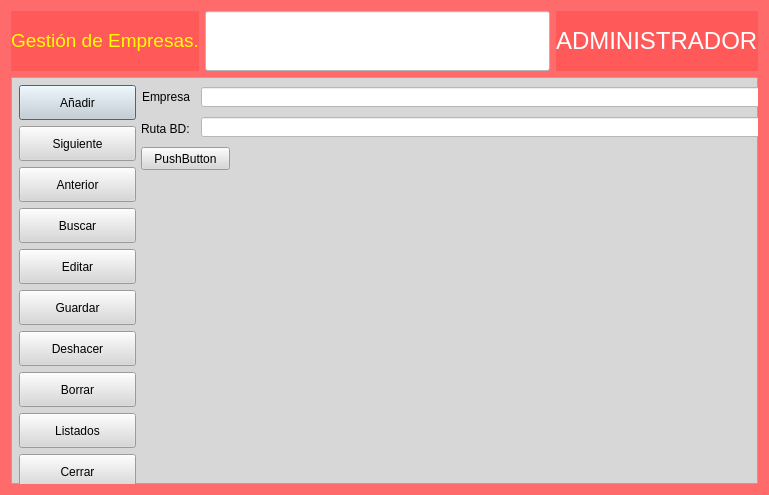
arcnexus/RedFoX, file frmempresas.ui: the form before one commit.
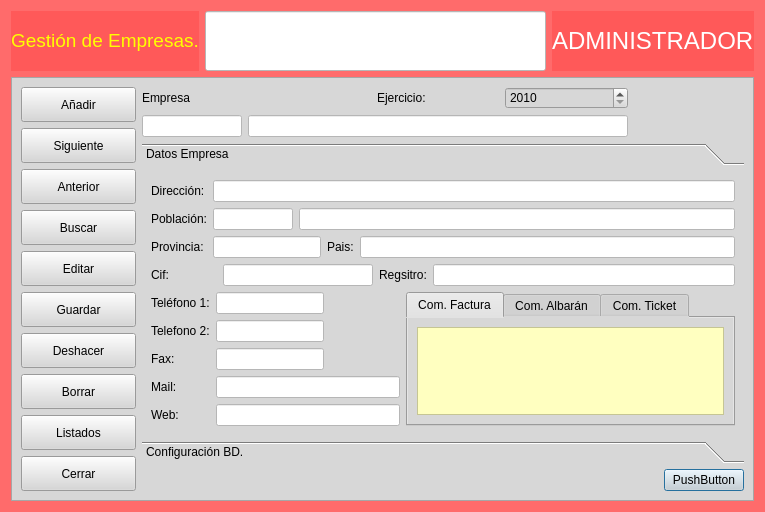
The form after the commit. Icons and pictures are not drawn.

Commit message: Creacion formulario empresas

```diff
--- a/frmempresas.ui
+++ b/frmempresas.ui
@@ -6,8 +6,8 @@
    <rect>
     <x>0</x>
     <y>0</y>
-    <width>769</width>
-    <height>495</height>
+    <width>765</width>
+    <height>498</height>
    </rect>
   </property>
   <property name="windowTitle">
@@ -64,67 +64,95 @@
      <property name="frameShadow">
       <enum>QFrame::Raised</enum>
      </property>
+     <layout class="QGridLayout" name="gridLayout_13">
+      <item row="0" column="1" colspan="2">
+       <layout class="QGridLayout" name="gridLayout_6">
+        <item row="0" column="0">
      <widget class="QLabel" name="label_2">
-      <property name="geometry">
-       <rect>
-        <x>131</x>
-        <y>10</y>
-        <width>55</width>
-        <height>20</height>
-       </rect>
-      </property>
       <property name="text">
        <string>Empresa</string>
       </property>
      </widget>
+        </item>
+        <item row="0" column="2">
+         <widget class="QLabel" name="label_24">
+          <property name="text">
+           <string>Ejercicio:</string>
+          </property>
+         </widget>
+        </item>
+        <item row="1" column="0">
+         <widget class="QLineEdit" name="txtcCodigo">
+          <property name="maximumSize">
+           <size>
+            <width>100</width>
+            <height>16777215</height>
+           </size>
+          </property>
+          <property name="styleSheet">
+           <string notr="true">background-color: rgb(255, 255, 255);</string>
+          </property>
+         </widget>
+        </item>
+        <item row="1" column="1" colspan="3">
      <widget class="QLineEdit" name="txtEmpresa">
-      <property name="geometry">
-       <rect>
-        <x>190</x>
-        <y>10</y>
-        <width>561</width>
-        <height>20</height>
-       </rect>
+          <property name="minimumSize">
+           <size>
+            <width>380</width>
+            <height>0</height>
+           </size>
       </property>
       <property name="styleSheet">
        <string notr="true">background-color: rgb(255, 255, 255);</string>
       </property>
      </widget>
-     <widget class="QLineEdit" name="txtRutaBd">
-      <property name="geometry">
-       <rect>
-        <x>190</x>
-        <y>40</y>
-        <width>561</width>
-        <height>20</height>
-       </rect>
-      </property>
-      <property name="styleSheet">
-       <string notr="true">background-color: rgb(255, 255, 255);</string>
-      </property>
-     </widget>
-     <widget class="QLabel" name="label_3">
-      <property name="geometry">
-       <rect>
-        <x>130</x>
-        <y>44</y>
-        <width>53</width>
-        <height>16</height>
-       </rect>
-      </property>
+        </item>
+        <item row="0" column="3">
+         <widget class="QSpinBox" name="txtnEjercicio">
+          <property name="minimum">
+           <number>2010</number>
+          </property>
+          <property name="maximum">
+           <number>2999</number>
+          </property>
+         </widget>
+        </item>
+        <item row="0" column="4">
+         <spacer name="horizontalSpacer_4">
+          <property name="orientation">
+           <enum>Qt::Horizontal</enum>
+          </property>
+          <property name="sizeHint" stdset="0">
+           <size>
+            <width>40</width>
+            <height>20</height>
+           </size>
+          </property>
+         </spacer>
+        </item>
+       </layout>
+      </item>
+      <item row="2" column="2">
+       <widget class="QPushButton" name="pushButton">
       <property name="text">
-       <string>Ruta BD:</string>
-      </property>
-     </widget>
-     <widget class="QWidget" name="layoutWidget">
-      <property name="geometry">
-       <rect>
-        <x>8</x>
-        <y>8</y>
-        <width>117</width>
-        <height>406</height>
-       </rect>
-      </property>
+         <string>PushButton</string>
+        </property>
+       </widget>
+      </item>
+      <item row="2" column="1">
+       <spacer name="horizontalSpacer_2">
+        <property name="orientation">
+         <enum>Qt::Horizontal</enum>
+        </property>
+        <property name="sizeHint" stdset="0">
+         <size>
+          <width>40</width>
+          <height>20</height>
+         </size>
+        </property>
+       </spacer>
+      </item>
+      <item row="0" column="0" rowspan="3">
       <layout class="QGridLayout" name="gridLayout">
        <item row="0" column="0">
         <widget class="QPushButton" name="botAnadir">
@@ -351,20 +379,496 @@
         </widget>
        </item>
       </layout>
-     </widget>
-     <widget class="QPushButton" name="pushButton">
+      </item>
+      <item row="1" column="1" colspan="2">
+       <widget class="QToolBox" name="toolBox">
+        <property name="currentIndex">
+         <number>0</number>
+        </property>
+        <widget class="QWidget" name="page">
+         <property name="geometry">
+          <rect>
+           <x>0</x>
+           <y>0</y>
+           <width>614</width>
+           <height>265</height>
+          </rect>
+         </property>
+         <attribute name="label">
+          <string>Datos Empresa</string>
+         </attribute>
+         <layout class="QGridLayout" name="gridLayout_12">
+          <item row="1" column="4">
+           <widget class="QLineEdit" name="txtcRegistro">
+            <property name="styleSheet">
+             <string notr="true">background-color: rgb(255, 255, 255);</string>
+            </property>
+           </widget>
+          </item>
+          <item row="1" column="0">
+           <widget class="QLabel" name="label_22">
+            <property name="minimumSize">
+             <size>
+              <width>66</width>
+              <height>0</height>
+             </size>
+            </property>
+            <property name="text">
+             <string>Cif:</string>
+            </property>
+           </widget>
+          </item>
+          <item row="2" column="0" colspan="3">
+           <layout class="QGridLayout" name="gridLayout_7">
+            <item row="0" column="1">
+             <widget class="QLineEdit" name="txtcTelefono1">
+              <property name="styleSheet">
+               <string notr="true">background-color: rgb(255, 255, 255);</string>
+              </property>
+             </widget>
+            </item>
+            <item row="3" column="0">
+             <widget class="QLabel" name="label_20">
+              <property name="text">
+               <string>Mail:</string>
+              </property>
+             </widget>
+            </item>
+            <item row="1" column="1">
+             <widget class="QLineEdit" name="txtcTelefono2">
+              <property name="styleSheet">
+               <string notr="true">background-color: rgb(255, 255, 255);</string>
+              </property>
+             </widget>
+            </item>
+            <item row="1" column="0">
+             <widget class="QLabel" name="label_18">
+              <property name="text">
+               <string>Telefono 2:</string>
+              </property>
+             </widget>
+            </item>
+            <item row="0" column="0">
+             <widget class="QLabel" name="label_17">
+              <property name="text">
+               <string>Teléfono 1:</string>
+              </property>
+             </widget>
+            </item>
+            <item row="4" column="0">
+             <widget class="QLabel" name="label_21">
+              <property name="text">
+               <string>Web:</string>
+              </property>
+             </widget>
+            </item>
+            <item row="2" column="1">
+             <widget class="QLineEdit" name="txtcFax">
+              <property name="styleSheet">
+               <string notr="true">background-color: rgb(255, 255, 255);</string>
+              </property>
+             </widget>
+            </item>
+            <item row="2" column="0">
+             <widget class="QLabel" name="label_19">
+              <property name="text">
+               <string>Fax:</string>
+              </property>
+             </widget>
+            </item>
+            <item row="0" column="2">
+             <spacer name="horizontalSpacer_3">
+              <property name="orientation">
+               <enum>Qt::Horizontal</enum>
+              </property>
+              <property name="sizeHint" stdset="0">
+               <size>
+                <width>40</width>
+                <height>20</height>
+               </size>
+              </property>
+             </spacer>
+            </item>
+            <item row="3" column="1" colspan="2">
+             <widget class="QLineEdit" name="txtcMail">
+              <property name="styleSheet">
+               <string notr="true">background-color: rgb(255, 255, 255);</string>
+              </property>
+             </widget>
+            </item>
+            <item row="4" column="1" colspan="2">
+             <widget class="QLineEdit" name="txtcWeb">
+              <property name="styleSheet">
+               <string notr="true">background-color: rgb(255, 255, 255);</string>
+              </property>
+              <property name="text">
+               <string/>
+              </property>
+             </widget>
+            </item>
+           </layout>
+          </item>
+          <item row="0" column="0" colspan="5">
+           <layout class="QGridLayout" name="gridLayout_8">
+            <item row="1" column="2" colspan="3">
+             <widget class="QLineEdit" name="txtcPoblacion">
+              <property name="styleSheet">
+               <string notr="true">background-color: rgb(255, 255, 255);</string>
+              </property>
+             </widget>
+            </item>
+            <item row="2" column="3">
+             <widget class="QLabel" name="label_16">
+              <property name="text">
+               <string>Pais:</string>
+              </property>
+             </widget>
+            </item>
+            <item row="0" column="1" colspan="4">
+             <widget class="QLineEdit" name="txtcDireccion">
+              <property name="styleSheet">
+               <string notr="true">background-color: rgb(255, 255, 255);</string>
+              </property>
+             </widget>
+            </item>
+            <item row="1" column="1">
+             <widget class="QLineEdit" name="txtcCP">
+              <property name="maximumSize">
+               <size>
+                <width>80</width>
+                <height>16777215</height>
+               </size>
+              </property>
+              <property name="styleSheet">
+               <string notr="true">background-color: rgb(255, 255, 255);</string>
+              </property>
+             </widget>
+            </item>
+            <item row="0" column="0">
+             <widget class="QLabel" name="label_13">
+              <property name="text">
+               <string>Dirección:</string>
+              </property>
+             </widget>
+            </item>
+            <item row="2" column="4">
+             <widget class="QLineEdit" name="txtcPais">
+              <property name="styleSheet">
+               <string notr="true">background-color: rgb(255, 255, 255);</string>
+              </property>
+             </widget>
+            </item>
+            <item row="2" column="0">
+             <widget class="QLabel" name="label_15">
+              <property name="text">
+               <string>Provincia:</string>
+              </property>
+             </widget>
+            </item>
+            <item row="1" column="0">
+             <widget class="QLabel" name="label_14">
+              <property name="text">
+               <string>Población:</string>
+              </property>
+             </widget>
+            </item>
+            <item row="2" column="1" colspan="2">
+             <widget class="QLineEdit" name="txtcProvincia">
+              <property name="styleSheet">
+               <string notr="true">background-color: rgb(255, 255, 255);</string>
+              </property>
+             </widget>
+            </item>
+           </layout>
+          </item>
+          <item row="1" column="2" colspan="2">
+           <widget class="QLabel" name="label_23">
+            <property name="text">
+             <string>Regsitro:</string>
+            </property>
+           </widget>
+          </item>
+          <item row="1" column="1">
+           <widget class="QLineEdit" name="txtcCif">
+            <property name="maximumSize">
+             <size>
+              <width>150</width>
+              <height>16777215</height>
+             </size>
+            </property>
+            <property name="styleSheet">
+             <string notr="true">background-color: rgb(255, 255, 255);</string>
+            </property>
+           </widget>
+          </item>
+          <item row="2" column="3" colspan="2">
+           <widget class="QTabWidget" name="tabWidget">
+            <property name="currentIndex">
+             <number>0</number>
+            </property>
+            <widget class="QWidget" name="tab">
+             <attribute name="title">
+              <string>Com. Factura</string>
+             </attribute>
+             <layout class="QGridLayout" name="gridLayout_9">
+              <item row="0" column="0">
+               <widget class="QTextEdit" name="txtcComentarioFactura">
+                <property name="styleSheet">
+                 <string notr="true">background-color: rgb(255, 255, 192);</string>
+                </property>
+               </widget>
+              </item>
+             </layout>
+            </widget>
+            <widget class="QWidget" name="tab_2">
+             <attribute name="title">
+              <string>Com. Albarán</string>
+             </attribute>
+             <layout class="QGridLayout" name="gridLayout_10">
+              <item row="0" column="0">
+               <widget class="QTextEdit" name="txtcCometarioAlbaran">
+                <property name="styleSheet">
+                 <string notr="true">background-color: rgb(255, 255, 255);</string>
+                </property>
+               </widget>
+              </item>
+             </layout>
+            </widget>
+            <widget class="QWidget" name="tab_3">
+             <attribute name="title">
+              <string>Com. Ticket</string>
+             </attribute>
+             <layout class="QGridLayout" name="gridLayout_11">
+              <item row="0" column="0">
+               <widget class="QTextEdit" name="txtcComentarioTicket">
+                <property name="styleSheet">
+                 <string notr="true">background-color: rgb(255, 255, 255);</string>
+                </property>
+               </widget>
+              </item>
+             </layout>
+            </widget>
+           </widget>
+          </item>
+         </layout>
+        </widget>
+        <widget class="QWidget" name="page_2">
       <property name="geometry">
        <rect>
-        <x>130</x>
-        <y>70</y>
-        <width>89</width>
-        <height>23</height>
-       </rect>
-      </property>
+           <x>0</x>
+           <y>0</y>
+           <width>1011</width>
+           <height>250</height>
+          </rect>
+         </property>
+         <attribute name="label">
+          <string>Configuración BD.</string>
+         </attribute>
+         <layout class="QGridLayout" name="gridLayout_5">
+          <item row="0" column="1">
+           <widget class="QComboBox" name="txtcDriver">
+            <item>
       <property name="text">
-       <string>PushButton</string>
-      </property>
-     </widget>
+              <string>QSQLITE</string>
+             </property>
+            </item>
+            <item>
+             <property name="text">
+              <string>QMYSQL</string>
+             </property>
+            </item>
+            <item>
+             <property name="text">
+              <string>QPSQL</string>
+             </property>
+            </item>
+            <item>
+             <property name="text">
+              <string>QODBC</string>
+             </property>
+            </item>
+            <item>
+             <property name="text">
+              <string>QIBASE</string>
+             </property>
+            </item>
+            <item>
+             <property name="text">
+              <string>QDB2</string>
+             </property>
+            </item>
+            <item>
+             <property name="text">
+              <string>QOCI</string>
+             </property>
+            </item>
+            <item>
+             <property name="text">
+              <string/>
+             </property>
+            </item>
+           </widget>
+          </item>
+          <item row="2" column="0" colspan="4">
+           <widget class="QFrame" name="frame_3">
+            <property name="frameShape">
+             <enum>QFrame::StyledPanel</enum>
+            </property>
+            <property name="frameShadow">
+             <enum>QFrame::Raised</enum>
+            </property>
+            <layout class="QGridLayout" name="gridLayout_4">
+             <item row="0" column="0" colspan="4">
+              <widget class="QLabel" name="label_5">
+               <property name="text">
+                <string>Configuración Bases de datos (MySQL, PostgreSQL.....) - Multipuesto  y Multidelegaciones.</string>
+               </property>
+              </widget>
+             </item>
+             <item row="1" column="0">
+              <widget class="QLabel" name="label_6">
+               <property name="text">
+                <string>Host:</string>
+               </property>
+              </widget>
+             </item>
+             <item row="1" column="1">
+              <widget class="QLineEdit" name="txtcHost">
+               <property name="styleSheet">
+                <string notr="true">background-color: rgb(255, 255, 255);</string>
+               </property>
+              </widget>
+             </item>
+             <item row="1" column="2">
+              <widget class="QLabel" name="label_7">
+               <property name="text">
+                <string>Nombre BD:</string>
+               </property>
+              </widget>
+             </item>
+             <item row="1" column="3">
+              <widget class="QLineEdit" name="txtcNombreBd">
+               <property name="styleSheet">
+                <string notr="true">background-color: rgb(255, 255, 255);</string>
+               </property>
+              </widget>
+             </item>
+             <item row="1" column="4">
+              <widget class="QLabel" name="label_8">
+               <property name="text">
+                <string>Puerto:</string>
+               </property>
+              </widget>
+             </item>
+             <item row="1" column="5">
+              <widget class="QLineEdit" name="txtcPuerto">
+               <property name="maximumSize">
+                <size>
+                 <width>50</width>
+                 <height>16777215</height>
+                </size>
+               </property>
+               <property name="styleSheet">
+                <string notr="true">background-color: rgb(255, 255, 255);</string>
+               </property>
+              </widget>
+             </item>
+             <item row="2" column="0">
+              <widget class="QLabel" name="label_9">
+               <property name="text">
+                <string>Usuario:</string>
+               </property>
+              </widget>
+             </item>
+             <item row="2" column="1">
+              <widget class="QLineEdit" name="txtcUser">
+               <property name="styleSheet">
+                <string notr="true">background-color: rgb(255, 255, 255);</string>
+               </property>
+              </widget>
+             </item>
+             <item row="2" column="2">
+              <widget class="QLabel" name="label_10">
+               <property name="text">
+                <string>Password:</string>
+               </property>
+              </widget>
+             </item>
+             <item row="2" column="3">
+              <widget class="QLineEdit" name="txtcPassword">
+               <property name="styleSheet">
+                <string notr="true">background-color: rgb(255, 255, 255);</string>
+               </property>
+              </widget>
+             </item>
+            </layout>
+           </widget>
+          </item>
+          <item row="0" column="0">
+           <widget class="QLabel" name="label_11">
+            <property name="text">
+             <string>Driver:</string>
+            </property>
+           </widget>
+          </item>
+          <item row="1" column="0" colspan="4">
+           <widget class="QFrame" name="frame_2">
+            <property name="frameShape">
+             <enum>QFrame::StyledPanel</enum>
+            </property>
+            <property name="frameShadow">
+             <enum>QFrame::Raised</enum>
+            </property>
+            <layout class="QGridLayout" name="gridLayout_3">
+             <item row="0" column="0" colspan="2">
+              <widget class="QLabel" name="label_4">
+               <property name="text">
+                <string>&lt;html&gt;&lt;head/&gt;&lt;body&gt;&lt;p&gt;Configuración SQLite (Monopuesto)&lt;/p&gt;&lt;/body&gt;&lt;/html&gt;</string>
+               </property>
+              </widget>
+             </item>
+             <item row="1" column="0">
+              <widget class="QLabel" name="label_3">
+               <property name="text">
+                <string>Ruta BD:</string>
+               </property>
+              </widget>
+             </item>
+             <item row="1" column="1">
+              <widget class="QLineEdit" name="txtRutaBd">
+               <property name="styleSheet">
+                <string notr="true">background-color: rgb(255, 255, 255);</string>
+               </property>
+              </widget>
+             </item>
+            </layout>
+           </widget>
+          </item>
+          <item row="0" column="3">
+           <spacer name="horizontalSpacer">
+            <property name="orientation">
+             <enum>Qt::Horizontal</enum>
+            </property>
+            <property name="sizeHint" stdset="0">
+             <size>
+              <width>20</width>
+              <height>20</height>
+             </size>
+            </property>
+           </spacer>
+          </item>
+          <item row="0" column="2">
+           <widget class="QLabel" name="label_12">
+            <property name="text">
+             <string>&lt;html&gt;&lt;head/&gt;&lt;body&gt;&lt;p&gt;&lt;span style=&quot; font-weight:600;&quot;&gt;QSQLITE&lt;/span&gt; = &lt;span style=&quot; font-style:italic;&quot;&gt;SQLITE&lt;/span&gt;- &lt;span style=&quot; font-weight:600;&quot;&gt;QMYSQL &lt;/span&gt;= &lt;span style=&quot; font-style:italic;&quot;&gt;MySQL &lt;/span&gt;- &lt;span style=&quot; font-weight:600;&quot;&gt;QPSQL&lt;/span&gt; = &lt;span style=&quot; font-style:italic;&quot;&gt;PostgreSQL - &lt;/span&gt;&lt;span style=&quot; font-weight:600;&quot;&gt;QIBASE&lt;/span&gt; = &lt;span style=&quot; font-style:italic;&quot;&gt;Borland y FireBird - &lt;/span&gt;&lt;span style=&quot; font-weight:600;&quot;&gt;QODBC&lt;/span&gt; =&lt;span style=&quot; font-style:italic;&quot;&gt; BD(ODBC) incluye MS-SQLServer&lt;/span&gt;&lt;/p&gt;&lt;p&gt;&lt;span style=&quot; font-weight:600;&quot;&gt;QOCI &lt;/span&gt;= &lt;span style=&quot; font-style:italic;&quot;&gt;Oracle -&lt;/span&gt;&lt;span style=&quot; font-weight:600;&quot;&gt;QDB2&lt;/span&gt; =&lt;span style=&quot; font-style:italic;&quot;&gt; IBM DB2&lt;/span&gt;&lt;/p&gt;&lt;/body&gt;&lt;/html&gt;</string>
+            </property>
+           </widget>
+          </item>
+         </layout>
+        </widget>
+       </widget>
+      </item>
+     </layout>
     </widget>
    </item>
   </layout>
```
Lines whose indentation alone changed are shown as unchanged. The commit also changes 6 other files.
